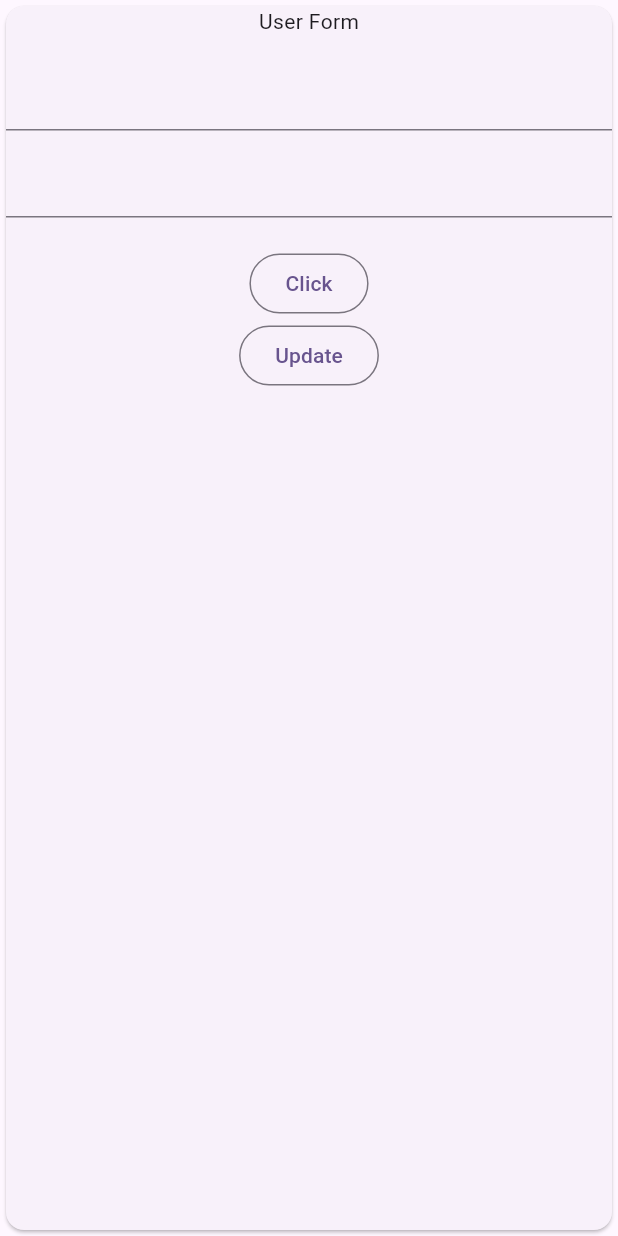
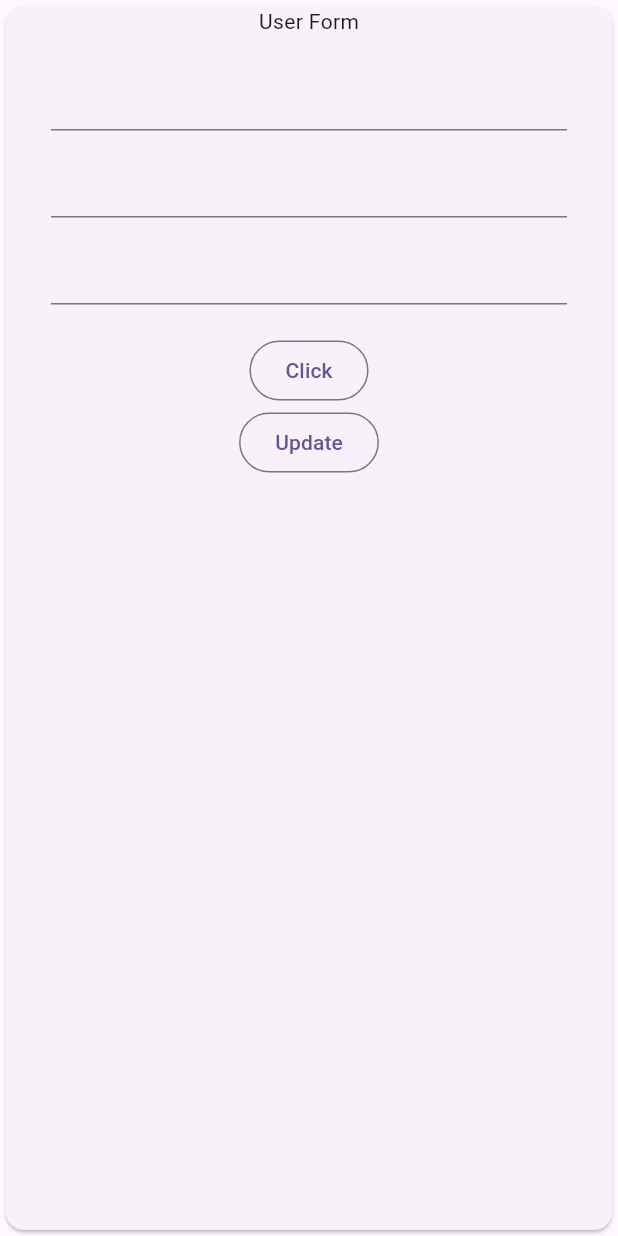
Before and after one commit to AtharvaParkale/flutter-march-practice, a Flutter app: the FormWidget widget shown alone on an empty page, opened directly, on a phone screen of 412 x 824 dp. Run offline on Flutter 3.47's test engine with Material 3 defaults, Android fonts, the phone set to English and light mode, and no system bars; our stand-ins replace bloc, flutter_bloc; network calls fail.

Commit message:
:memo: add minor chnages

```diff
--- a/lib/features/home/presentation/bloc/home_bloc.dart
+++ b/lib/features/home/presentation/bloc/home_bloc.dart
@@ -21,6 +21,7 @@ class HomeBloc extends Bloc<HomeEvent, HomeState> {
     on<DeleteUserEvent>(_onDeleteUserEvent);
     on<AddUserEvent>(_onAddUserEvent);
     on<UpdateUser>(_onUpdateUser);
+    on<SearchUsersEvent>(_onSearchUsersEvent);
   }
 
   List<User> users = [];
@@ -65,4 +66,13 @@ class HomeBloc extends Bloc<HomeEvent, HomeState> {
 
     emit(SuccessState(users: List.from(users)));
   }
+
+  FutureOr<void> _onSearchUsersEvent(
+    SearchUsersEvent event,
+    Emitter<HomeState> emit,
+  ) {
+    users.removeWhere((user) => !user.name.contains(event.query));
+
+    emit(SuccessState(users: users));
+  }
 }
--- a/lib/features/home/presentation/bloc/home_event.dart
+++ b/lib/features/home/presentation/bloc/home_event.dart
@@ -24,3 +24,9 @@ class UpdateUser implements HomeEvent {
 
   UpdateUser({required this.id, required this.name});
 }
+
+class SearchUsersEvent implements HomeEvent {
+  final String query;
+
+  SearchUsersEvent({required this.query});
+}
--- a/lib/features/home/presentation/home_screen.dart
+++ b/lib/features/home/presentation/home_screen.dart
@@ -79,6 +79,7 @@ class FormWidget extends StatefulWidget {
 class _FormWidgetState extends State<FormWidget> {
   final nameController = TextEditingController(text: "");
   final idController = TextEditingController(text: "");
+  final searchQuery = TextEditingController(text: "");
 
   final _formKey = GlobalKey<FormState>();
 
@@ -89,10 +90,24 @@ class _FormWidgetState extends State<FormWidget> {
         children: [
           Text("User Form"),
           SizedBox(height: 15),
-          Form(
+          Padding(
+            padding: const EdgeInsets.symmetric(horizontal: 30),
+            child: Form(
               key: _formKey,
               child: Column(
                 children: [
+                  TextFormField(
+                    onChanged: (val) {
+                      setState(() {
+                        searchQuery.text = val;
+
+                        context.read<HomeBloc>().add(
+                          SearchUsersEvent(query: searchQuery.text),
+                        );
+                      });
+                    },
+                  ),
+                  SizedBox(height: 10),
                   TextFormField(
                     onChanged: (val) {
                       setState(() {
@@ -123,6 +138,7 @@ class _FormWidgetState extends State<FormWidget> {
                   ),
                   SizedBox(height: 20),
                 ],
+              ),
             ),
           ),
           OutlinedButton(
```
Also changed, not shown: lib/features/home/data/datasources/home_remote_datasource.dart (+6 -7 lines). Lines whose indentation alone changed are shown as unchanged.
